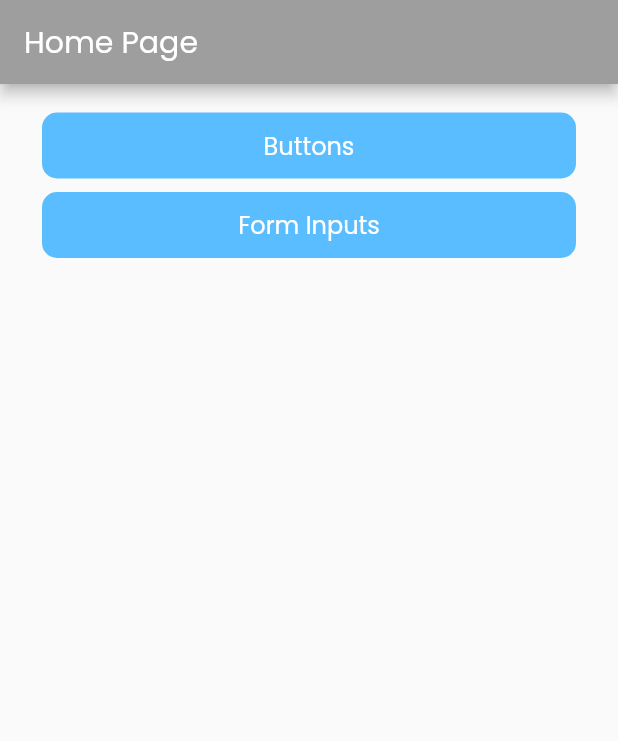
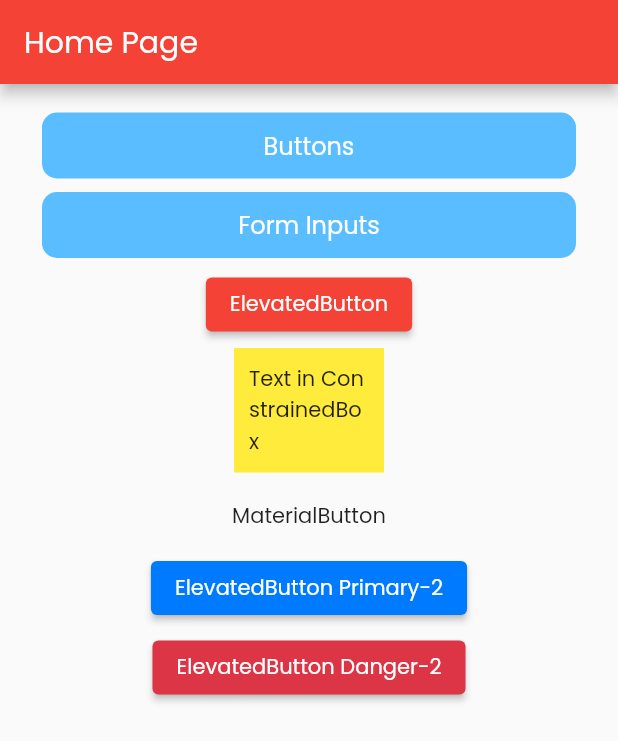
Before and after one commit to maulahaz/flt-zapp-template, a Flutter app: the screen it shows after launch, on a phone screen of 412 x 824 dp. Shown: the top 741 px of the screen. Run offline on Flutter 3.47's test engine with Material 2 defaults, Android fonts, the phone set to English and light mode, and no system bars; our stand-ins replace shared_preferences.

Commit message:
Fix mybuttons and theme

```diff
--- a/lib/configs/colors.dart
+++ b/lib/configs/colors.dart
@@ -34,10 +34,10 @@ const kAppSecondaryLight = Color(0xffc8dd);
 
 //--Bootstrap Color Standards: (Primary, Secondary,Success,Danger,Warnig,Info,Light,Dark)
 // --------------------------------------------------
-// const kBSPrimary = Color(0xFF007BFF);
+const kBSPrimary = Color(0xFF007BFF);
 // const kBSSecondary = Color(0xFF6C757D);
 // const kBSSuccess = Color(0xFF28A745);
-// const kBSDanger = Color(0xFFDC3545);
+const kBSDanger = Color(0xFFDC3545);
 // const kBSWarning = Color(0xFFFFC107);
 // const kBSInfo = Color(0xFF17A2B8);
 // const kBSLight = Color(0xFFF8F9FA);
--- a/lib/configs/themes.dart
+++ b/lib/configs/themes.dart
@@ -15,7 +15,7 @@ class MyThemes {
           fillColor: Colors.grey.withOpacity(0.1)));
 
   static final darkMode = ThemeData(
-      colorScheme: ThemeData().colorScheme.copyWith(primary: kGrey),
+      colorScheme: ThemeData().colorScheme.copyWith(primary: kYellow),
       fontFamily: 'Poppins',
       inputDecorationTheme: InputDecorationTheme(
           border: OutlineInputBorder(
--- a/lib/main.dart
+++ b/lib/main.dart
@@ -17,9 +17,9 @@ class MyApp extends StatelessWidget {
     return MaterialApp(
       debugShowCheckedModeBanner: false,
       // themeMode: ThemeMode.system,
-      // theme: MyThemes.lightMode,
-      theme: MyThemes.darkMode,
-      darkTheme: MyThemes.darkMode,
+      theme: MyThemes.lightMode,
+      // theme: MyThemes.darkMode,
+      // darkTheme: MyThemes.darkMode,
       // home: SliverView(),
       routes: {
         '/': (context) => HomePage(),
--- a/lib/modules/home/pages/home_pg.dart
+++ b/lib/modules/home/pages/home_pg.dart
@@ -2,6 +2,7 @@ import 'package:flutter/material.dart';
 import 'package:flutter_app/helpers/x_helpers.dart';
 
 import 'package:flutter_app/widgets/x_widgets.dart';
+import '../../../configs/x_configs.dart';
 import '../../features/x_features.dart';
 
 class HomePage extends StatelessWidget {
@@ -22,6 +23,34 @@ class HomePage extends StatelessWidget {
               MyButtons.primary(context, 'Buttons', () => context.push(ButtonPage())),
               SizedBox(height: 5),
               MyButtons.primary(context, 'Form Inputs', () => context.push(FormInputPage())),
+              SizedBox(height: 5),
+              //--Elevated Button:
+              ElevatedButton(
+                onPressed: (){},
+                child: Text('ElevatedButton'),
+              ),
+              SizedBox(height: 5),
+              //--ConstrainedBox:
+              ConstrainedBox(
+                constraints: BoxConstraints(
+                  maxHeight:100,
+                  maxWidth: 100
+                ),
+                child: Container(
+                  padding: EdgeInsets.all(10),
+                  color: kYellow,
+                  child: Text('Text in ConstrainedBox')),
+              ),
+              SizedBox(height: 5),
+              //--MaterialButton:
+              MaterialButton(
+                onPressed: (){},
+                child: Text('MaterialButton'),
+              ),
+              //--MaterialButton2:
+              MyButtons2.primary(context,'ElevatedButton Primary-2',(){}),
+              SizedBox(height: 5),
+              MyButtons2.danger(context,'ElevatedButton Danger-2',(){}),
             ],
           ),
         ),
--- a/lib/widgets/button_wdg.dart
+++ b/lib/widgets/button_wdg.dart
@@ -14,40 +14,6 @@ class MyButtons {
     required bool gradiented,
     bool isLoading = false,
   }) {
-    //--USING ELEVATED BUTTON v.1:
-    //----------------------------------------------------------------
-    // return ElevatedButton(
-    //   onPressed: function,
-    //   child: Text(label, style: getFont(16, color: kBlack)),
-    //   style: ElevatedButton.styleFrom(
-    //     backgroundColor: outlined ? kTransparent : color,
-    //     side: outlined ? BorderSide(width:2, color:color) : null,
-    //     shape: RoundedRectangleBorder(
-    //       borderRadius: BorderRadius.circular(12),
-    //     ),
-    //   ),
-    // );
-
-    //--USING ELEVATED BUTTON v.2:
-    //----------------------------------------------------------------
-    // return ElevatedButton(
-    //   onPressed: function,
-    //   style: ElevatedButton.styleFrom(
-    //     padding: const EdgeInsets.all(0.0),
-    //     elevation: 5,
-    //   ),
-    //   child: Container(
-    //     padding: EdgeInsets.all(10),
-    //     constraints: BoxConstraints(minWidth: 88.0),
-    //     decoration: BoxDecoration(
-    //         color: outlined ? kTransparent : color,
-    //         gradient: gradiented ? kAppGradientPrim : null,
-    //         borderRadius: BorderRadius.all(Radius.circular(10)),
-    //         border: outlined ? Border.all(color: color, width: 2) : null),
-    //     child: Text(label, style: getFont(16, color: kBlack)),
-    //   ),
-    // );
-
     //--USING MATERIAL BUTTON (will take all Width):
     //----------------------------------------------------------------
     return MaterialButton(
@@ -124,3 +90,42 @@ class MyButtons {
         outlined: false, gradiented: true);
   }
 }
+
+//---------------------------------------------------------------
+class MyButtons2 {
+  static Widget showMyButtons(
+    BuildContext context,
+    String label,
+    Color txColor,
+    Color bgColor,
+    Function() function, {
+    required bool outlined,
+    required bool gradiented,
+    bool isLoading = false,
+  }) {
+    return ElevatedButton(
+      onPressed: function,
+      // child: Text(label, style: getFont(16, color: kBlack)),
+      child: Text(label),
+      style: ElevatedButton.styleFrom(
+        backgroundColor: outlined ? kTransparent : bgColor,
+        // side: outlined ? BorderSide(width: 2, color: bgColor) : null,
+        // shape: RoundedRectangleBorder(
+        //   borderRadius: BorderRadius.circular(10),
+        // ),
+      ),
+    );
+  }
+
+  static Widget primary(
+      BuildContext context, String label, Function() function) {
+    return showMyButtons(context, label, kWhite, kBSPrimary, function,
+        outlined: false, gradiented: false);
+  }
+
+  static Widget danger(
+      BuildContext context, String label, Function() function) {
+    return showMyButtons(context, label, kWhite, kBSDanger, function,
+        outlined: false, gradiented: false);
+  }
+}
```
Also changed, not shown: 1 other file.
